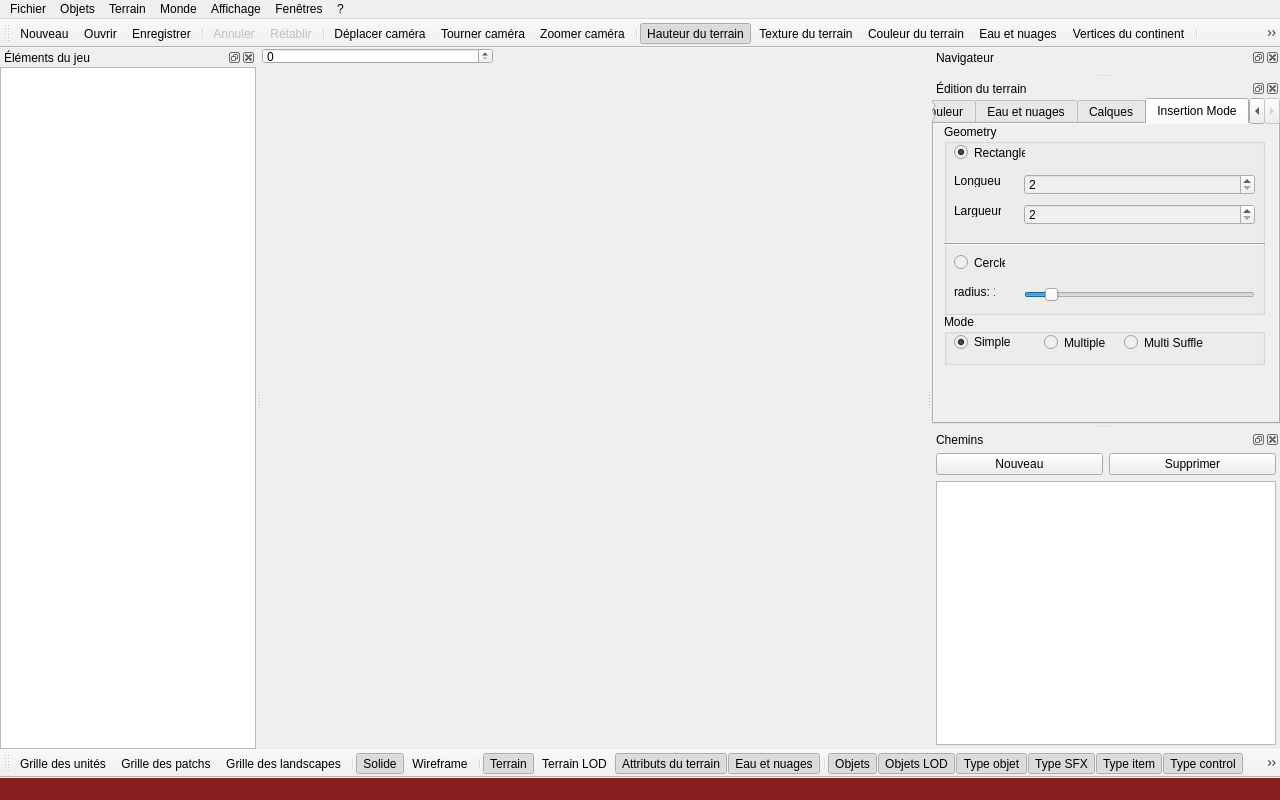
The window that WorldEditor/MainFrame.ui (zetsumi/ATools) describes before a commit, drawn with Qt 5.
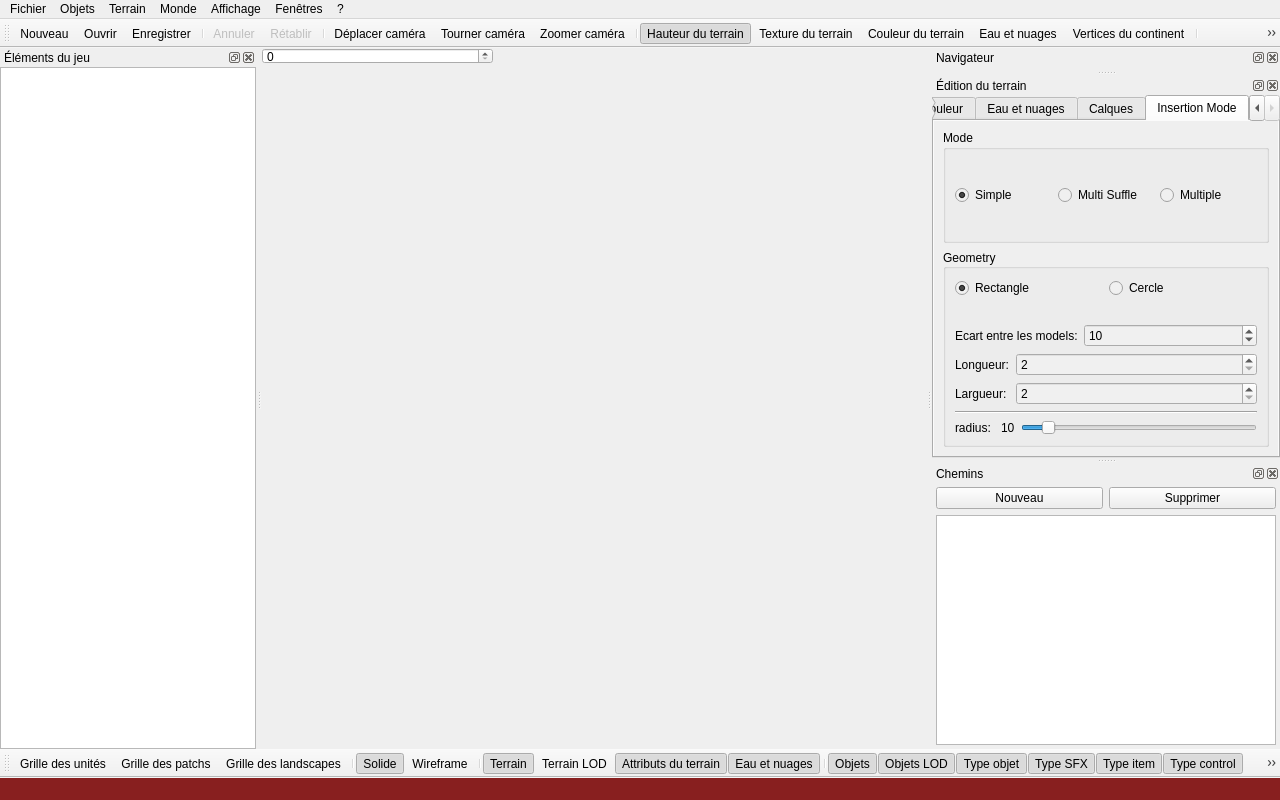
The same window after the commit. Icons and pictures are not drawn. Custom widgets are drawn as their Qt base class.

Commit message: ui insertion mode

```diff
--- a/WorldEditor/MainFrame.ui
+++ b/WorldEditor/MainFrame.ui
@@ -953,27 +953,63 @@
         <attribute name="title">
          <string>Insertion Mode</string>
         </attribute>
-        <widget class="QGroupBox" name="groupBox_3">
-         <property name="geometry">
-          <rect>
-           <x>10</x>
-           <y>0</y>
-           <width>321</width>
-           <height>191</height>
-          </rect>
-         </property>
+        <layout class="QVBoxLayout" name="verticalLayout_5">
+         <item>
+          <widget class="QGroupBox" name="GroupMode">
+           <property name="autoFillBackground">
+            <bool>false</bool>
+           </property>
+           <property name="title">
+            <string>Mode</string>
+           </property>
+           <property name="flat">
+            <bool>false</bool>
+           </property>
+           <layout class="QHBoxLayout" name="horizontalLayout_9">
+            <item>
+             <layout class="QHBoxLayout" name="horizontalLayout_11">
+              <item>
+               <widget class="QRadioButton" name="insertModeSimple">
+                <property name="text">
+                 <string>Simple</string>
+                </property>
+                <property name="checked">
+                 <bool>true</bool>
+                </property>
+               </widget>
+              </item>
+              <item>
+               <widget class="QRadioButton" name="insertSuffleReset">
+                <property name="text">
+                 <string>Multi Suffle</string>
+                </property>
+               </widget>
+              </item>
+              <item>
+               <widget class="QRadioButton" name="insertionModeMultiple">
+                <property name="text">
+                 <string>Multiple</string>
+                </property>
+               </widget>
+              </item>
+             </layout>
+            </item>
+           </layout>
+          </widget>
+         </item>
+         <item>
+          <widget class="QGroupBox" name="GroupGeo">
          <property name="title">
           <string>Geometry</string>
          </property>
+           <property name="alignment">
+            <set>Qt::AlignJustify|Qt::AlignVCenter</set>
+           </property>
+           <layout class="QVBoxLayout" name="verticalLayout_6">
+            <item>
+             <layout class="QHBoxLayout" name="horizontalLayout_10">
+              <item>
          <widget class="QRadioButton" name="geoRect">
-          <property name="geometry">
-           <rect>
-            <x>10</x>
-            <y>20</y>
-            <width>71</width>
-            <height>17</height>
-           </rect>
-          </property>
           <property name="text">
            <string>Rectangle</string>
           </property>
@@ -981,28 +1017,34 @@
            <bool>true</bool>
           </property>
          </widget>
+              </item>
+              <item>
          <widget class="QRadioButton" name="geoCercle">
-          <property name="geometry">
-           <rect>
-            <x>10</x>
-            <y>130</y>
-            <width>51</width>
-            <height>17</height>
-           </rect>
-          </property>
           <property name="text">
            <string>Cercle</string>
           </property>
          </widget>
-         <widget class="QSlider" name="sliderRadiusInsertCercle">
-          <property name="geometry">
-           <rect>
-            <x>80</x>
-            <y>160</y>
-            <width>231</width>
-            <height>22</height>
-           </rect>
-          </property>
+              </item>
+             </layout>
+            </item>
+            <item>
+             <widget class="QLabel" name="label_24">
+              <property name="text">
+               <string/>
+              </property>
+             </widget>
+            </item>
+            <item>
+             <layout class="QFormLayout" name="formLayout_2">
+              <item row="0" column="0">
+               <widget class="QLabel" name="label_25">
+                <property name="text">
+                 <string>Ecart entre les models:</string>
+                </property>
+               </widget>
+              </item>
+              <item row="0" column="1">
+               <widget class="QSpinBox" name="spinInsertGap">
           <property name="minimum">
            <number>1</number>
           </property>
@@ -1012,87 +1054,31 @@
           <property name="value">
            <number>10</number>
           </property>
-          <property name="orientation">
-           <enum>Qt::Horizontal</enum>
-          </property>
-         </widget>
-         <widget class="QLabel" name="radiusInsertCercle">
-          <property name="geometry">
-           <rect>
-            <x>10</x>
-            <y>160</y>
-            <width>41</width>
-            <height>16</height>
-           </rect>
-          </property>
-          <property name="text">
-           <string>radius: 1</string>
-          </property>
-         </widget>
-         <widget class="Line" name="line">
-          <property name="geometry">
-           <rect>
-            <x>0</x>
-            <y>110</y>
-            <width>321</width>
-            <height>20</height>
-           </rect>
-          </property>
-          <property name="orientation">
-           <enum>Qt::Horizontal</enum>
-          </property>
-         </widget>
-         <widget class="QLabel" name="label_22">
-          <property name="geometry">
-           <rect>
-            <x>10</x>
-            <y>50</y>
-            <width>47</width>
-            <height>13</height>
-           </rect>
-          </property>
-          <property name="text">
-           <string>Longueur:</string>
-          </property>
-         </widget>
+               </widget>
+              </item>
+             </layout>
+            </item>
+            <item>
+             <layout class="QFormLayout" name="formLayout_3">
+              <item row="0" column="1">
+               <widget class="QSpinBox" name="insertRectLength">
+                <property name="minimum">
+                 <number>2</number>
+                </property>
+                <property name="maximum">
+                 <number>100</number>
+                </property>
+               </widget>
+              </item>
+              <item row="1" column="0">
          <widget class="QLabel" name="label_23">
-          <property name="geometry">
-           <rect>
-            <x>10</x>
-            <y>80</y>
-            <width>47</width>
-            <height>13</height>
-           </rect>
-          </property>
           <property name="text">
            <string>Largueur:</string>
           </property>
          </widget>
-         <widget class="QSpinBox" name="insertRectLength">
-          <property name="geometry">
-           <rect>
-            <x>80</x>
-            <y>50</y>
-            <width>231</width>
-            <height>21</height>
-           </rect>
-          </property>
-          <property name="minimum">
-           <number>2</number>
-          </property>
-          <property name="maximum">
-           <number>100</number>
-          </property>
-         </widget>
+              </item>
+              <item row="1" column="1">
          <widget class="QSpinBox" name="insertRectWidth">
-          <property name="geometry">
-           <rect>
-            <x>80</x>
-            <y>80</y>
-            <width>231</width>
-            <height>21</height>
-           </rect>
-          </property>
           <property name="minimum">
            <number>2</number>
           </property>
@@ -1103,62 +1089,61 @@
            <number>10</number>
           </property>
          </widget>
-        </widget>
-        <widget class="QGroupBox" name="insertSuffle">
-         <property name="geometry">
-          <rect>
-           <x>10</x>
-           <y>190</y>
-           <width>321</width>
-           <height>51</height>
-          </rect>
-         </property>
-         <property name="title">
-          <string>Mode</string>
-         </property>
-         <widget class="QRadioButton" name="insertModeSimple">
-          <property name="geometry">
-           <rect>
-            <x>10</x>
-            <y>20</y>
-            <width>82</width>
-            <height>16</height>
-           </rect>
-          </property>
+              </item>
+              <item row="0" column="0">
+               <widget class="QLabel" name="label_22">
           <property name="text">
-           <string>Simple</string>
-          </property>
-          <property name="checked">
-           <bool>true</bool>
-          </property>
-         </widget>
-         <widget class="QRadioButton" name="insertionModeMultiple">
-          <property name="geometry">
-           <rect>
-            <x>100</x>
-            <y>20</y>
-            <width>82</width>
-            <height>17</height>
-           </rect>
-          </property>
+                 <string>Longueur:</string>
+                </property>
+               </widget>
+              </item>
+             </layout>
+            </item>
+            <item>
+             <widget class="Line" name="line">
+              <property name="orientation">
+               <enum>Qt::Horizontal</enum>
+              </property>
+             </widget>
+            </item>
+            <item>
+             <layout class="QGridLayout" name="gridLayout_7">
+              <item row="0" column="0">
+               <widget class="QLabel" name="radiusInsertCercle">
           <property name="text">
-           <string>Multiple</string>
-          </property>
-         </widget>
-         <widget class="QRadioButton" name="insertSuffleReset">
-          <property name="geometry">
-           <rect>
-            <x>180</x>
-            <y>20</y>
-            <width>82</width>
-            <height>17</height>
-           </rect>
-          </property>
+                 <string>radius: </string>
+                </property>
+               </widget>
+              </item>
+              <item row="0" column="2">
+               <widget class="QSlider" name="sliderRadiusInsertCercle">
+                <property name="minimum">
+                 <number>1</number>
+                </property>
+                <property name="maximum">
+                 <number>100</number>
+                </property>
+                <property name="value">
+                 <number>10</number>
+                </property>
+                <property name="orientation">
+                 <enum>Qt::Horizontal</enum>
+                </property>
+               </widget>
+              </item>
+              <item row="0" column="1">
+               <widget class="QLabel" name="label_26">
           <property name="text">
-           <string>Multi Suffle</string>
-          </property>
-         </widget>
-        </widget>
+                 <string>10</string>
+                </property>
+               </widget>
+              </item>
+             </layout>
+            </item>
+           </layout>
+          </widget>
+         </item>
+        </layout>
        </widget>
       </widget>
      </item>
```
Left out of the diff: 4 changed lines with no effect on the pictures. Lines whose indentation alone changed are shown as unchanged. The commit also changes 3 other files.
